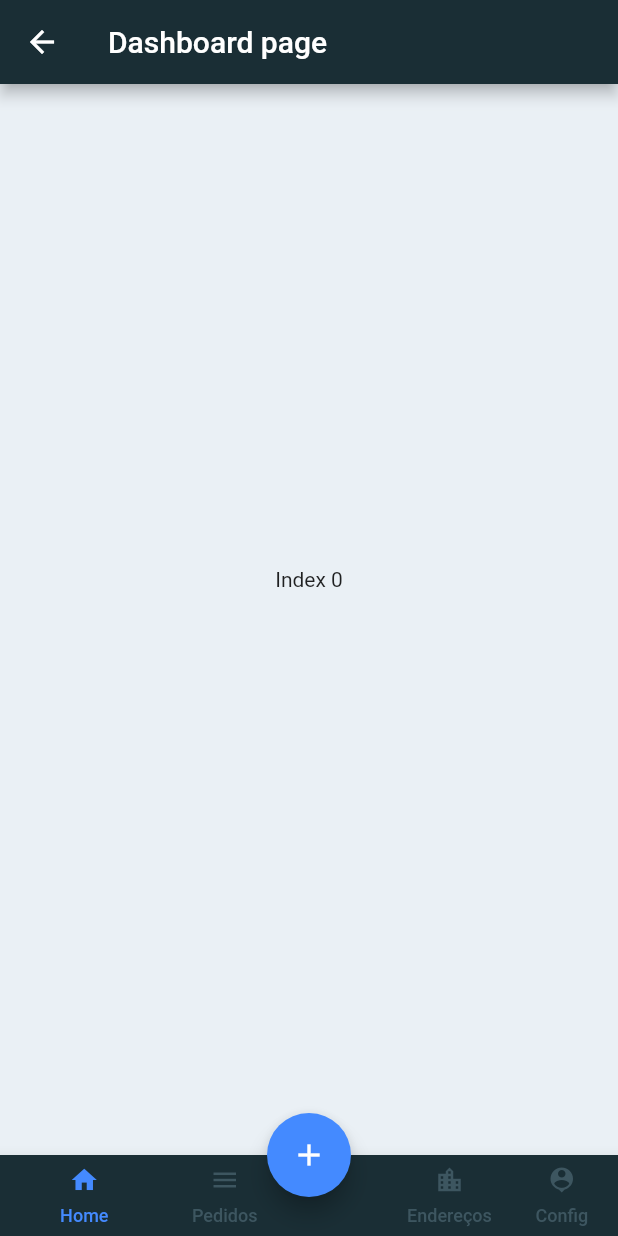
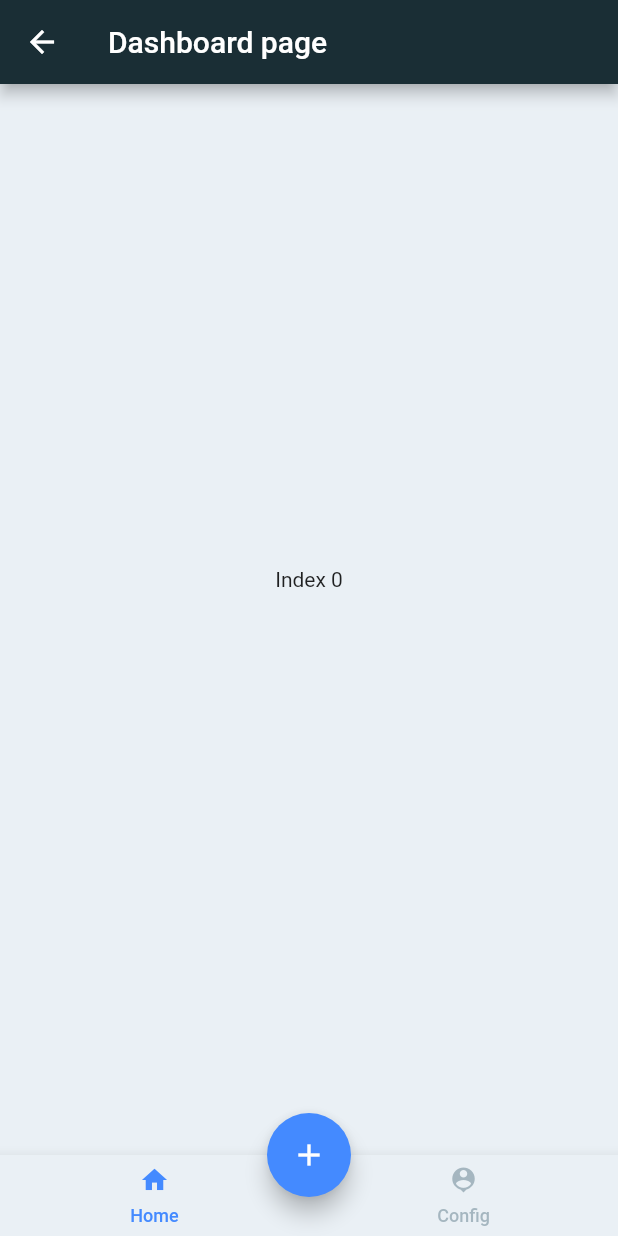
Before and after one commit to abnerdsilva/carcontrol, a Flutter app: the HomePage screen opened by its route, on a phone screen of 412 x 824 dp. Run offline on Flutter 3.47's test engine with Material 2 defaults, Android fonts, the phone set to English and light mode, and no system bars; our stand-ins replace get.

Commit message:
comenta botões botton nav

```diff
--- a/lib/pages/home/components/custom_bottom_navigation_menu.dart
+++ b/lib/pages/home/components/custom_bottom_navigation_menu.dart
@@ -39,37 +39,37 @@ class CustomBottonNavigationMenu extends GetView<HomeController> {
                   label: 'Home',
                   backgroundColor: ThemeConfig.kPrimaryColor,
                 ),
-                BottomNavigationBarItem(
-                  icon: Container(
-                    margin: const EdgeInsets.only(bottom: 7),
-                    child: const Icon(
-                      Icons.menu,
-                      size: 20.0,
-                    ),
-                  ),
-                  label: 'Pedidos',
-                  backgroundColor: ThemeConfig.kPrimaryColor,
-                ),
-                BottomNavigationBarItem(
-                  icon: Container(
-                    margin: const EdgeInsets.only(bottom: 7),
-                    width: 30,
-                    child: Container(),
-                  ),
-                  label: '',
-                  backgroundColor: ThemeConfig.kPrimaryColor,
-                ),
-                BottomNavigationBarItem(
-                  icon: Container(
-                    margin: const EdgeInsets.only(bottom: 7),
-                    child: const Icon(
-                      Icons.location_city,
-                      size: 20.0,
-                    ),
-                  ),
-                  label: 'Endereços',
-                  backgroundColor: ThemeConfig.kPrimaryColor,
-                ),
+                // BottomNavigationBarItem(
+                //   icon: Container(
+                //     margin: const EdgeInsets.only(bottom: 7),
+                //     child: const Icon(
+                //       Icons.menu,
+                //       size: 20.0,
+                //     ),
+                //   ),
+                //   label: 'Pedidos',
+                //   backgroundColor: ThemeConfig.kPrimaryColor,
+                // ),
+                // BottomNavigationBarItem(
+                //   icon: Container(
+                //     margin: const EdgeInsets.only(bottom: 7),
+                //     width: 30,
+                //     child: Container(),
+                //   ),
+                //   label: '',
+                //   backgroundColor: ThemeConfig.kPrimaryColor,
+                // ),
+                // BottomNavigationBarItem(
+                //   icon: Container(
+                //     margin: const EdgeInsets.only(bottom: 7),
+                //     child: const Icon(
+                //       Icons.location_city,
+                //       size: 20.0,
+                //     ),
+                //   ),
+                //   label: 'Endereços',
+                //   backgroundColor: ThemeConfig.kPrimaryColor,
+                // ),
                 BottomNavigationBarItem(
                   icon: Container(
                     margin: const EdgeInsets.only(bottom: 7),
--- a/lib/pages/home/home_page.dart
+++ b/lib/pages/home/home_page.dart
@@ -20,9 +20,9 @@ class HomePage extends StatelessWidget {
           children: const [
             DashboardPage(index: 0),
             DashboardPage(index: 1),
-            DashboardPage(index: 2),
-            DashboardPage(index: 3),
-            DashboardPage(index: 4),
+            // DashboardPage(index: 2),
+            // DashboardPage(index: 3),
+            // DashboardPage(index: 4),
           ],
         ),
       ),
```
